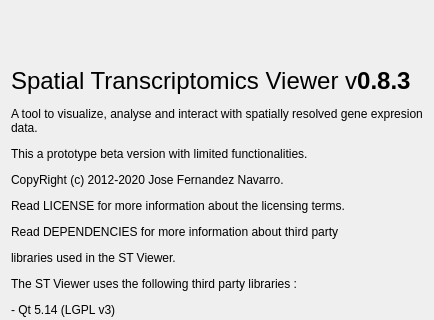
jfnavarro/st_viewer, file src/dialogs/aboutdialog.ui: the form before one commit; both pictures show x 0 to 434 and y 0 to 320 of the 434 by 546 pixel window.
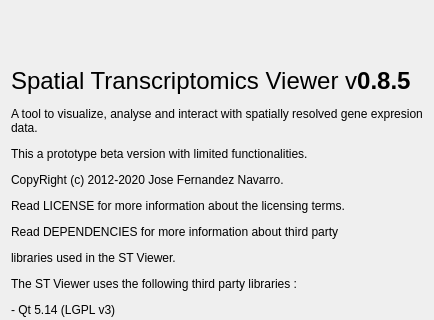
The form after the commit.

```diff
--- a/src/dialogs/aboutdialog.ui
+++ b/src/dialogs/aboutdialog.ui
@@ -43,7 +43,7 @@
         <bool>true</bool>
        </property>
        <property name="text">
-        <string>&lt;html&gt;&lt;head/&gt;&lt;body&gt;&lt;p&gt;&lt;span style=&quot; font-size:18pt;&quot;&gt;Spatial Transcriptomics Viewer v&lt;/span&gt;&lt;span style=&quot; font-size:18pt; font-weight:600;&quot;&gt;0.8.3&lt;/span&gt;&lt;/p&gt;&lt;p&gt;A tool to visualize, analyse and interact with spatially resolved gene expresion data.&lt;/p&gt;&lt;p&gt;This a prototype beta version with limited functionalities.&lt;/p&gt;&lt;p&gt;CopyRight (c) 2012-2020 Jose Fernandez Navarro.&lt;/p&gt;&lt;p&gt;Read LICENSE for more information about the licensing terms.&lt;/p&gt;&lt;p&gt;Read DEPENDENCIES for more information about third party&lt;/p&gt;&lt;p&gt;libraries used in the ST Viewer. &lt;/p&gt;&lt;p&gt;The ST Viewer uses the following third party libraries :&lt;/p&gt;&lt;p&gt;- Qt 5.14 (LGPL v3)&lt;/p&gt;&lt;p&gt;- Armadillo (Apache License 2.0)&lt;/p&gt;&lt;p&gt;- t-SNE (L&lt;span style=&quot; color:#000000;&quot;&gt;aurens van der Maaten (Delft University ofTechnology)&lt;/span&gt;&lt;/p&gt;&lt;p&gt;- QCustomplot (Commercial dynamic linking license. Link: http://qcustomplot.com/)&lt;/p&gt;&lt;p&gt;Please report bug, feedback, questions and errors to : &lt;span style=&quot; font-weight:600;&quot;&gt;jc.fernandez.navarro@gmail.com&lt;/span&gt;&lt;/p&gt;&lt;/body&gt;&lt;/html&gt;</string>
+        <string>&lt;html&gt;&lt;head/&gt;&lt;body&gt;&lt;p&gt;&lt;span style=&quot; font-size:18pt;&quot;&gt;Spatial Transcriptomics Viewer v&lt;/span&gt;&lt;span style=&quot; font-size:18pt; font-weight:600;&quot;&gt;0.8.5&lt;/span&gt;&lt;/p&gt;&lt;p&gt;A tool to visualize, analyse and interact with spatially resolved gene expresion data.&lt;/p&gt;&lt;p&gt;This a prototype beta version with limited functionalities.&lt;/p&gt;&lt;p&gt;CopyRight (c) 2012-2020 Jose Fernandez Navarro.&lt;/p&gt;&lt;p&gt;Read LICENSE for more information about the licensing terms.&lt;/p&gt;&lt;p&gt;Read DEPENDENCIES for more information about third party&lt;/p&gt;&lt;p&gt;libraries used in the ST Viewer. &lt;/p&gt;&lt;p&gt;The ST Viewer uses the following third party libraries :&lt;/p&gt;&lt;p&gt;- Qt 5.14 (LGPL v3)&lt;/p&gt;&lt;p&gt;- Armadillo (Apache License 2.0)&lt;/p&gt;&lt;p&gt;- t-SNE (L&lt;span style=&quot; color:#000000;&quot;&gt;aurens van der Maaten (Delft University ofTechnology)&lt;/span&gt;&lt;/p&gt;&lt;p&gt;- QCustomplot (Commercial dynamic linking license. Link: http://qcustomplot.com/)&lt;/p&gt;&lt;p&gt;Please report bug, feedback, questions and errors to : &lt;span style=&quot; font-weight:600;&quot;&gt;jc.fernandez.navarro@gmail.com&lt;/span&gt;&lt;/p&gt;&lt;/body&gt;&lt;/html&gt;</string>
        </property>
        <property name="textFormat">
         <enum>Qt::AutoText</enum>
```
